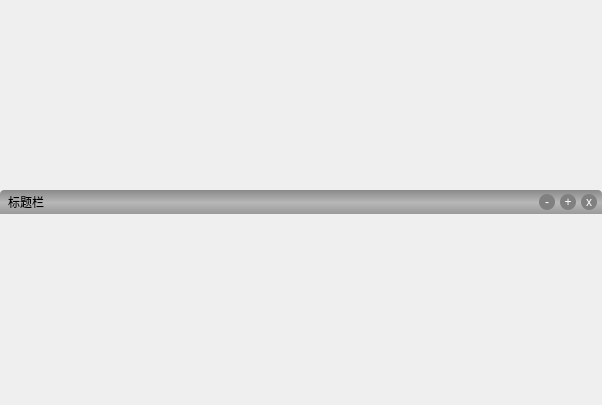
Qt form FramelessWindow/FramelessWindowCentralWidget.ui (xtuer/Qt) before a commit.
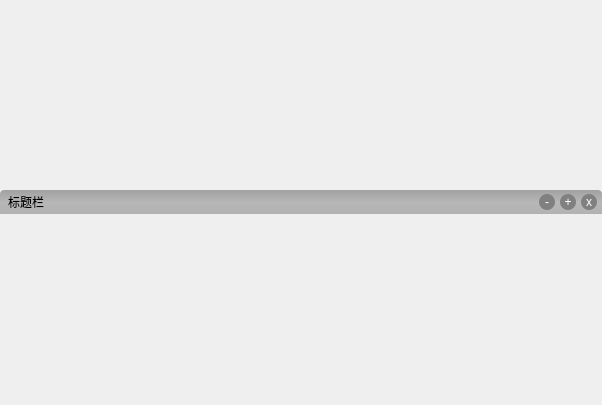
The same form after that commit.

Diff of the .ui file:
```diff
--- a/FramelessWindow/FramelessWindowCentralWidget.ui
+++ b/FramelessWindow/FramelessWindowCentralWidget.ui
@@ -15,7 +15,7 @@
   </property>
   <property name="styleSheet">
    <string notr="true">#titleBarWidget {
-	background: qlineargradient(spread:pad, x1:0, y1:0, x2:0, y2:1, stop:0 rgba(137, 137, 137, 255), stop:0.522167 rgba(183, 183, 183, 255), stop:1 rgba(154, 154, 154, 255));
+	background: qlineargradient(spread:pad, x1:0, y1:0, x2:0, y2:1, stop:0 rgba(161, 161, 161, 255), stop:0.522167 rgba(183, 183, 183, 255), stop:1 rgba(178, 178, 178, 255));
 	border-top-left-radius: 4px;
 	border-top-right-radius: 4px;
 }
```
